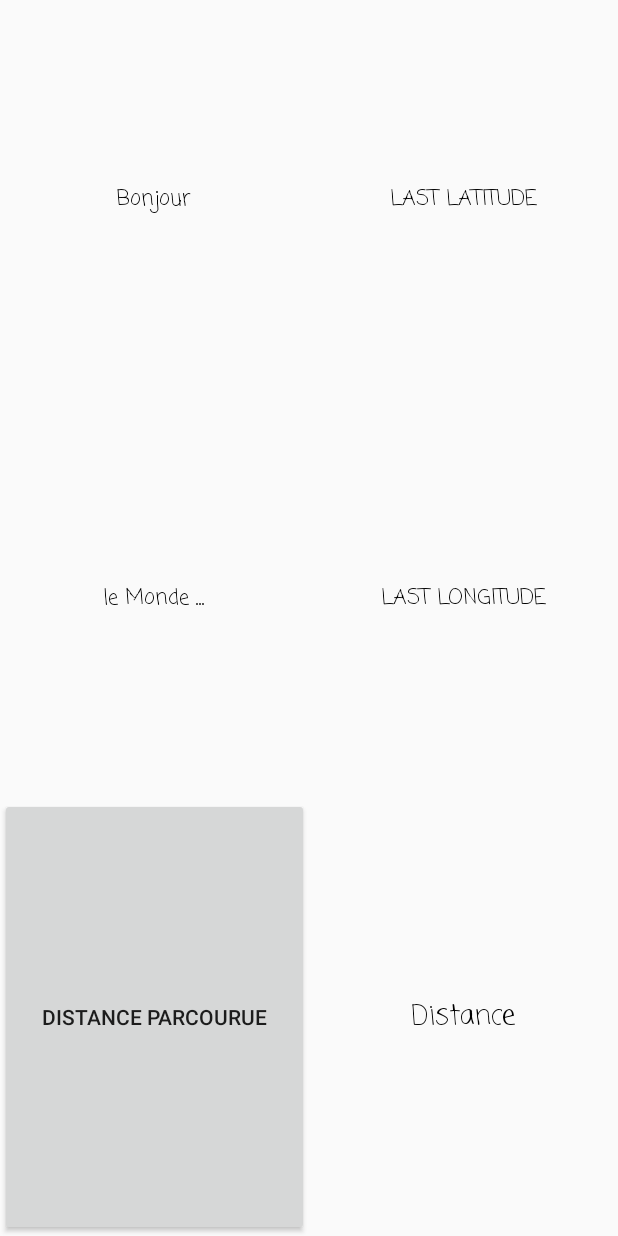
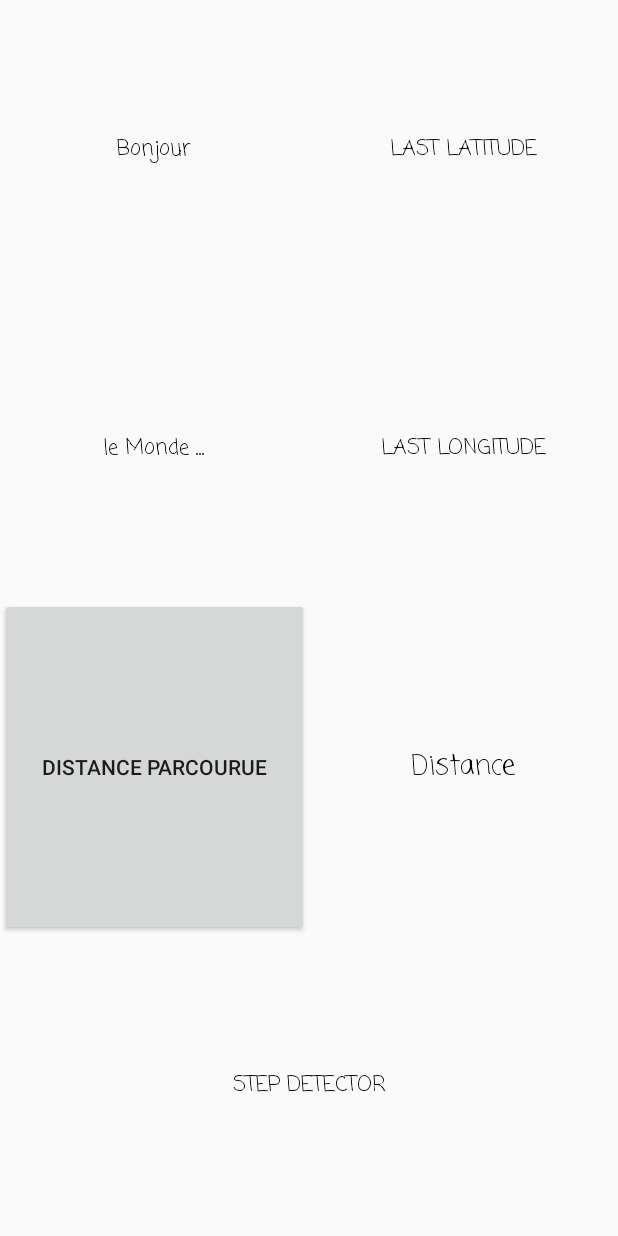
Before and after one commit to LeoMedel/Capteurs, an Android app: the GPS screen opened directly, with no data from a screen before it, on a phone screen of 412 x 824 dp. Run offline under Robolectric (Android 15) with nearby library versions, the phone set to English and light mode, and no system bars.

Commit message:
add step counter

```diff
--- a/app/src/main/java/com/example/mkmkmk/capteursandroid/GPS.java
+++ b/app/src/main/java/com/example/mkmkmk/capteursandroid/GPS.java
@@ -6,6 +6,10 @@ import android.content.Context;
 import android.content.Intent;
 import android.content.pm.PackageManager;
 import android.graphics.Color;
+import android.hardware.Sensor;
+import android.hardware.SensorEvent;
+import android.hardware.SensorEventListener;
+import android.hardware.SensorManager;
 import android.location.Location;
 import android.location.LocationListener;
 import android.location.LocationManager;
@@ -25,7 +29,7 @@ import java.util.Timer;
 import java.util.TimerTask;
 import java.util.concurrent.ExecutionException;
 
-public class GPS extends AppCompatActivity {
+public class GPS extends AppCompatActivity implements SensorEventListener {
 
 
     int count =0;
@@ -45,7 +49,9 @@ public class GPS extends AppCompatActivity {
     TextView txtLastLat;
     TextView txtLastLon;
     TextView lastUbication;
+    TextView txtStep;
     Button btnDistance;
+    int nombrePas =0;
 
     // The minimum distance to change updates in meters
     private static final long DISTANCE_METRES = 3; // 3 meters
@@ -64,6 +70,7 @@ public class GPS extends AppCompatActivity {
         txtLongitude = (TextView) findViewById(R.id.txt_Longitude);
         txtLastLat = (TextView) findViewById(R.id.txtLastLatitude);
         txtLastLon = (TextView) findViewById(R.id.txtLastLongitude);
+        txtStep = (TextView) findViewById(R.id.txtStepCounter);
         lastUbication = (TextView) findViewById(R.id.txtDistance);
         btnDistance = (Button) findViewById(R.id.btnDistance);
 
@@ -73,7 +80,33 @@ public class GPS extends AppCompatActivity {
         //startUbication();
         monUbication();
 
+
+        SensorManager mSensorManager;
+        Sensor stepSensor;
+
+        mSensorManager = (SensorManager) this.getSystemService(Context.SENSOR_SERVICE);
+
+        stepSensor = mSensorManager.getDefaultSensor(Sensor.TYPE_STEP_COUNTER);
+
+        mSensorManager.registerListener(this, stepSensor, SensorManager.SENSOR_DELAY_NORMAL);
+
     }
+
+    @Override
+    public void onSensorChanged(SensorEvent sensorEvent) {
+
+        StringBuilder infoStep = new StringBuilder("STEP COUNTER ");
+        infoStep.append("\r\n");
+        infoStep.append("Value (Nombre des pas) "+sensorEvent.values[0]);
+
+        txtStep.setText(infoStep);
+    }
+
+    @Override
+    public void onAccuracyChanged(Sensor sensor, int i) {
+
+    }
+
 
     public void startUbication()
     {
@@ -176,4 +209,5 @@ public class GPS extends AppCompatActivity {
         lastUbication.setText(message.toString());
     }
 
+
 }
--- a/app/src/main/res/layout/activity_gps.xml
+++ b/app/src/main/res/layout/activity_gps.xml
@@ -86,4 +86,21 @@
             android:textColor="@android:color/background_dark"
             android:textSize="18sp" />
     </LinearLayout>
+
+    <LinearLayout
+        android:layout_width="match_parent"
+        android:layout_height="wrap_content"
+        android:layout_weight="1"
+        android:orientation="horizontal">
+
+        <TextView
+            android:id="@+id/txtStepCounter"
+            android:layout_width="match_parent"
+            android:layout_height="match_parent"
+            android:layout_weight="1"
+            android:fontFamily="casual"
+            android:gravity="center_vertical|center_horizontal"
+            android:text="STEP DETECTOR"
+            android:textColor="@android:color/background_dark"/>
+    </LinearLayout>
 </LinearLayout>
```
